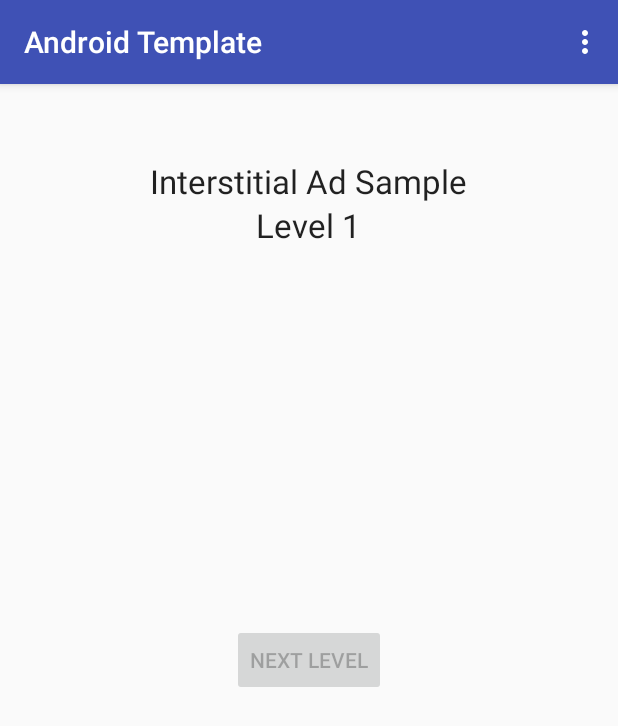
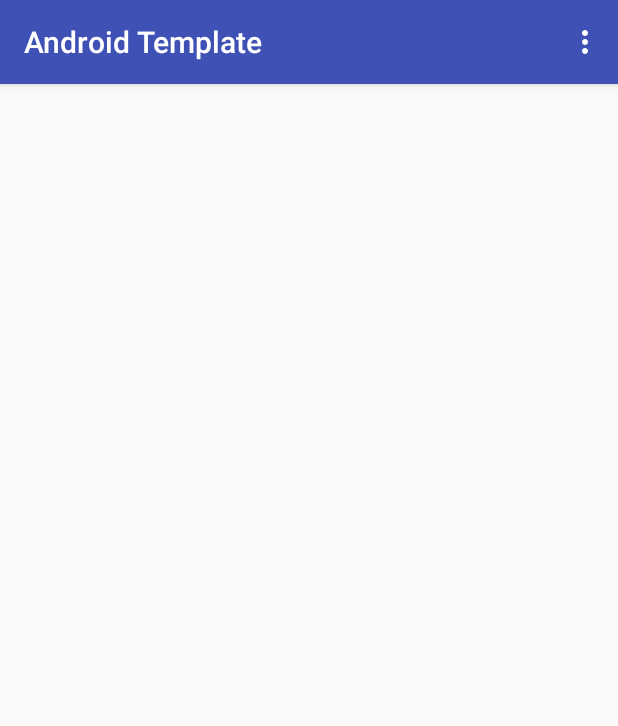
Before and after one commit to vishwanath-gowda/AndroidTemplate, an Android app: the screen it shows after launch (MainActivity), on a phone screen of 412 x 824 dp. Shown: the top 726 px of the screen. Run offline under Robolectric (Android 15) with nearby library versions, the phone set to English and light mode, and no system bars; our stand-ins replace AdMob.

```diff
--- a/app/src/main/AndroidManifest.xml
+++ b/app/src/main/AndroidManifest.xml
@@ -31,6 +31,7 @@
             android:name="com.google.android.gms.ads.AdActivity"
             android:configChanges="keyboard|keyboardHidden|orientation|screenLayout|uiMode|screenSize|smallestScreenSize"
             android:theme="@android:style/Theme.Translucent" />
+        <activity android:name=".SummaryActivity"></activity>
     </application>
 
 </manifest>
--- a/app/src/main/java/androidtemplate/vishwanathgowdak/com/androidtemplate/MainActivity.java
+++ b/app/src/main/java/androidtemplate/vishwanathgowdak/com/androidtemplate/MainActivity.java
@@ -29,26 +29,7 @@ public class MainActivity extends AppCompatActivity {
         super.onCreate(savedInstanceState);
         setContentView(R.layout.activity_main);
 
-        // Create the next level button, which tries to show an interstitial when clicked.
-        mNextLevelButton = ((Button) findViewById(R.id.next_level_button));
-        mNextLevelButton.setEnabled(false);
-        mNextLevelButton.setOnClickListener(new View.OnClickListener() {
-            @Override
-            public void onClick(View view) {
-                showInterstitial();
-            }
-        });
 
-        // Create the text view to show the level number.
-        mLevelTextView = (TextView) findViewById(R.id.level);
-        mLevel = START_LEVEL;
-
-        // Create the InterstitialAd and set the adUnitId (defined in values/strings.xml).
-        mInterstitialAd = newInterstitialAd();
-        loadInterstitial();
-
-        // Toasts the test ad message on the screen. Remove this after defining your own ad unit ID.
-        Toast.makeText(this, TOAST_TEXT, Toast.LENGTH_LONG).show();
     }
 
 
--- a/app/src/main/res/layout/activity_main.xml
+++ b/app/src/main/res/layout/activity_main.xml
@@ -5,30 +5,5 @@
     android:layout_height="match_parent"
     tools:context="androidtemplate.vishwanathgowdak.com.androidtemplate.MainActivity">
 
-    <!-- view for AdMob Interstitial Ad -->
-    <TextView
-        android:id="@+id/app_title"
-        android:layout_width="wrap_content"
-        android:layout_height="wrap_content"
-        android:layout_centerHorizontal="true"
-        android:layout_marginTop="50dp"
-        android:text="@string/interstitial_ad_sample"
-        android:textAppearance="?android:attr/textAppearanceLarge" />
 
-    <TextView
-        android:id="@+id/level"
-        android:layout_width="wrap_content"
-        android:layout_height="wrap_content"
-        android:layout_below="@+id/app_title"
-        android:layout_centerHorizontal="true"
-        android:text="@string/start_level"
-        android:textAppearance="?android:attr/textAppearanceLarge" />
-
-    <Button
-        android:id="@+id/next_level_button"
-        android:layout_width="wrap_content"
-        android:layout_height="wrap_content"
-        android:layout_centerHorizontal="true"
-        android:layout_centerVertical="true"
-        android:text="@string/next_level" />
 </RelativeLayout>
```
Also changed, not shown: app/src/main/java/androidtemplate/vishwanathgowdak/com/androidtemplate/SummaryActivity.java (added, +13 -0 lines), app/src/main/res/layout/activity_summary.xml (added, +13 -0 lines), 1 other file.
